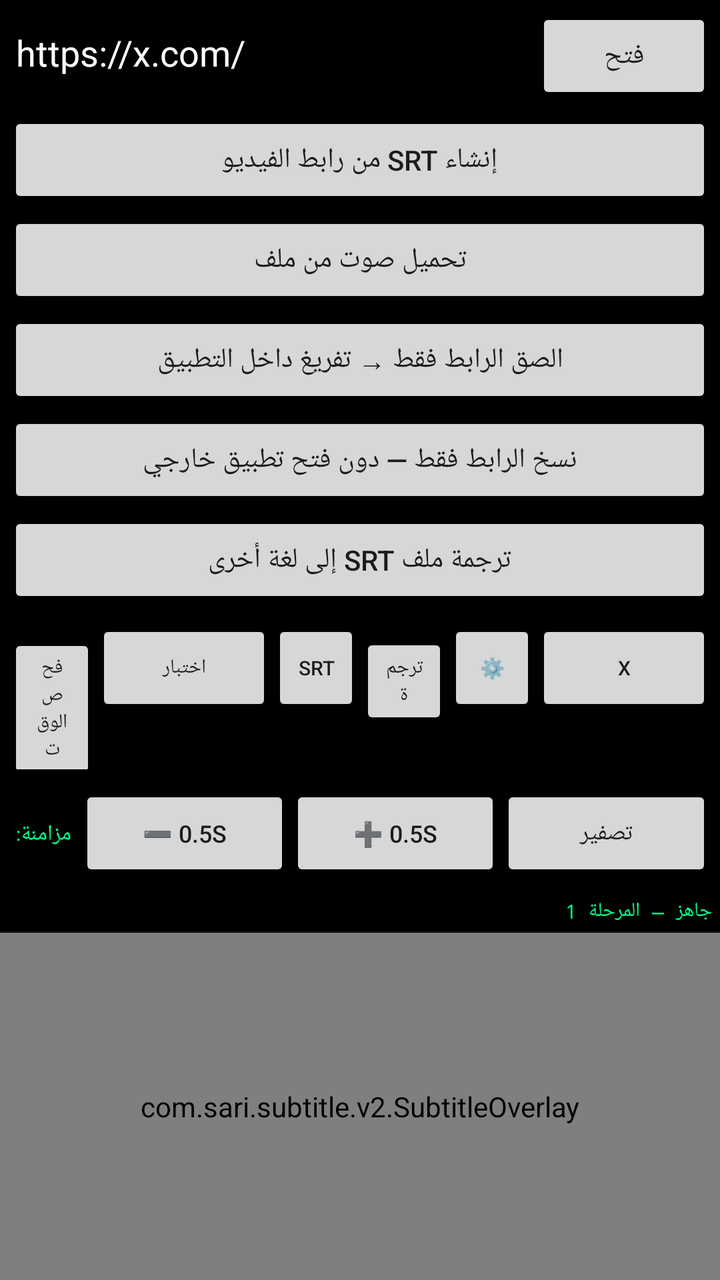
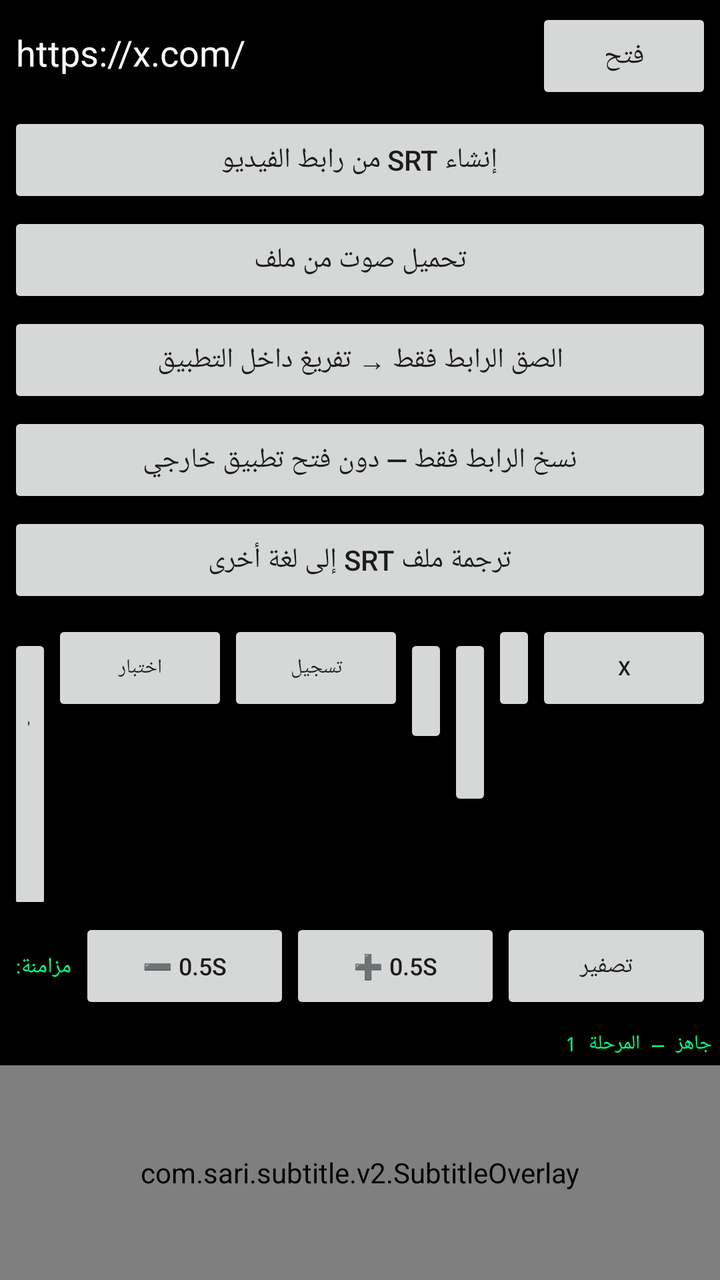

An Android layout rendered at two revisions. The XML below is the earlier revision; the diff shows what the commit changed to produce the second picture.
<!-- AndroidManifest.xml: application theme Theme.SariSubtitle -->
<!-- res/layout/activity_main.xml -->
<?xml version="1.0" encoding="utf-8"?>
<LinearLayout xmlns:android="http://schemas.android.com/apk/res/android"
    android:layout_width="match_parent"
    android:layout_height="match_parent"
    android:orientation="vertical"
    android:background="@android:color/black">

    <LinearLayout
        android:layout_width="match_parent"
        android:layout_height="wrap_content"
        android:orientation="horizontal"
        android:padding="4dp">

        <EditText
            android:id="@+id/urlInput"
            android:layout_width="0dp"
            android:layout_height="wrap_content"
            android:layout_weight="1"
            android:hint="@string/hint_url"
            android:inputType="textUri"
            android:singleLine="true"
            android:textColor="@android:color/white"
            android:textColorHint="#888888"
            android:text="https://x.com/" />

        <Button
            android:id="@+id/loadButton"
            android:layout_width="wrap_content"
            android:layout_height="wrap_content"
            android:text="@string/btn_load" />
    </LinearLayout>

    
    <Button
        android:id="@+id/generateSrtFromLinkButton"
        android:layout_width="match_parent"
        android:layout_height="wrap_content"
        android:layout_marginStart="4dp"
        android:layout_marginEnd="4dp"
        android:layout_marginBottom="2dp"
        android:text="إنشاء SRT من رابط الفيديو" />

    <Button
        android:id="@+id/transcribeAudioButton"
        android:layout_width="match_parent"
        android:layout_height="wrap_content"
        android:layout_marginStart="4dp"
        android:layout_marginEnd="4dp"
        android:layout_marginBottom="2dp"
        android:text="تحميل صوت من ملف" />

    <Button
        android:id="@+id/pasteLinkTranscribeButton"
        android:layout_width="match_parent"
        android:layout_height="wrap_content"
        android:layout_marginStart="4dp"
        android:layout_marginEnd="4dp"
        android:layout_marginBottom="2dp"
        android:text="الصق الرابط فقط → تفريغ داخل التطبيق" />

    <Button
        android:id="@+id/copyLinkOnlyButton"
        android:layout_width="match_parent"
        android:layout_height="wrap_content"
        android:layout_marginStart="4dp"
        android:layout_marginEnd="4dp"
        android:layout_marginBottom="2dp"
        android:text="نسخ الرابط فقط — دون فتح تطبيق خارجي" />

    <Button
        android:id="@+id/translateSrtButton"
        android:layout_width="match_parent"
        android:layout_height="wrap_content"
        android:layout_marginStart="4dp"
        android:layout_marginEnd="4dp"
        android:layout_marginBottom="2dp"
        android:text="ترجمة ملف SRT إلى لغة أخرى" />

    
    <LinearLayout
        android:layout_width="match_parent"
        android:layout_height="wrap_content"
        android:orientation="horizontal"
        android:padding="4dp">

        <Button
            android:id="@+id/checkTimeButton"
            android:layout_width="0dp"
            android:layout_height="wrap_content"
            android:layout_weight="1"
            android:textSize="10sp"
            android:text="@string/btn_check_time" />

        <Button
            android:id="@+id/testCaptureButton"
            android:layout_width="wrap_content"
            android:layout_height="wrap_content"
            android:text="اختبار"
            android:textSize="10sp" />

        <Button
            android:id="@+id/loadSrtButton"
            android:layout_width="0dp"
            android:layout_height="wrap_content"
            android:layout_weight="1"
            android:textSize="10sp"
            android:text="SRT" />

        <Button
            android:id="@+id/toggleOverlayButton"
            android:layout_width="0dp"
            android:layout_height="wrap_content"
            android:layout_weight="1"
            android:textSize="10sp"
            android:text="ترجمة" />

        <Button
            android:id="@+id/settingsButton"
            android:layout_width="0dp"
            android:layout_height="wrap_content"
            android:layout_weight="1"
            android:textSize="10sp"
            android:text="⚙️" />

        <Button
            android:id="@+id/reloadXButton"
            android:layout_width="wrap_content"
            android:layout_height="wrap_content"
            android:textSize="10sp"
            android:text="@string/btn_reload_x" />
    </LinearLayout>

    
    <LinearLayout
        android:layout_width="match_parent"
        android:layout_height="wrap_content"
        android:orientation="horizontal"
        android:padding="4dp">

        <TextView
            android:layout_width="wrap_content"
            android:layout_height="wrap_content"
            android:text="مزامنة:"
            android:textColor="#00FF88"
            android:textSize="11sp"
            android:paddingEnd="4dp"
            android:paddingStart="4dp"
            android:gravity="center_vertical" />

        <Button
            android:id="@+id/offsetMinusButton"
            android:layout_width="0dp"
            android:layout_height="wrap_content"
            android:layout_weight="1"
            android:textSize="12sp"
            android:text="➖ 0.5s" />

        <Button
            android:id="@+id/offsetPlusButton"
            android:layout_width="0dp"
            android:layout_height="wrap_content"
            android:layout_weight="1"
            android:textSize="12sp"
            android:text="➕ 0.5s" />

        <Button
            android:id="@+id/offsetResetButton"
            android:layout_width="0dp"
            android:layout_height="wrap_content"
            android:layout_weight="1"
            android:textSize="12sp"
            android:text="تصفير" />

    </LinearLayout>

    <TextView
        android:id="@+id/statusText"
        android:layout_width="match_parent"
        android:layout_height="wrap_content"
        android:padding="4dp"
        android:fontFamily="monospace"
        android:textSize="10sp"
        android:textColor="#00FF88"
        android:maxLines="6"
        android:text="@string/status_ready" />

    <FrameLayout
        android:id="@+id/webContainer"
        android:layout_width="match_parent"
        android:layout_height="0dp"
        android:layout_weight="1">

        <WebView
            android:id="@+id/webView"
            android:layout_width="match_parent"
            android:layout_height="match_parent" />

        <com.sari.subtitle.v2.SubtitleOverlay
            android:id="@+id/subtitleOverlay"
            android:layout_width="match_parent"
            android:layout_height="match_parent" />

    </FrameLayout>

</LinearLayout>
<!-- resources referenced by this layout -->
<resources>
  <string name="btn_check_time">فحص الوقت</string>
  <string name="btn_load">فتح</string>
  <string name="btn_reload_x">X</string>
  <string name="hint_url">ألصق رابط X أو أي رابط</string>
  <string name="status_ready">جاهز — المرحلة 1</string>
  <style name="Theme.SariSubtitle" parent="Theme.AppCompat.DayNight.NoActionBar">
          <item name="android:windowBackground">@android:color/black</item>
          <item name="android:statusBarColor">@android:color/black</item>
          <item name="android:navigationBarColor">@android:color/black</item>
      </style>
</resources>

<!-- the commit's change to res/layout/activity_main.xml (unified diff, before → after) -->
@@ -99,6 +99,13 @@
             android:textSize="10sp" />
 
         <Button
+            android:id="@+id/recordButton"
+            android:layout_width="wrap_content"
+            android:layout_height="wrap_content"
+            android:text="تسجيل"
+            android:textSize="10sp" />
+
+        <Button
             android:id="@+id/loadSrtButton"
             android:layout_width="0dp"
             android:layout_height="wrap_content"
